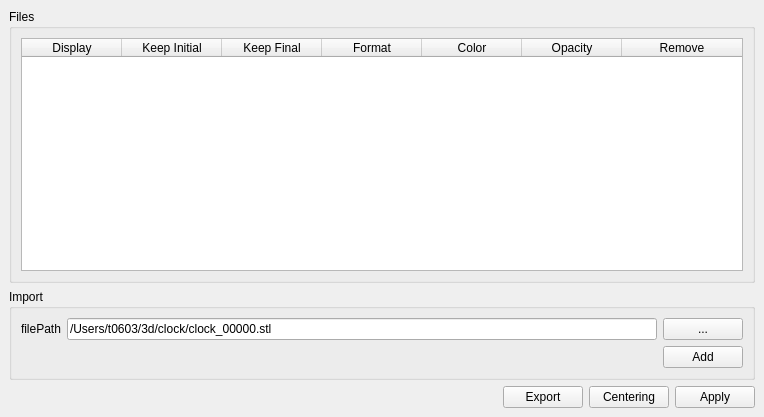
Qt form Widgets/MergePanel.ui (CCSEPBVR/CS-IS-PBVR) before a commit.
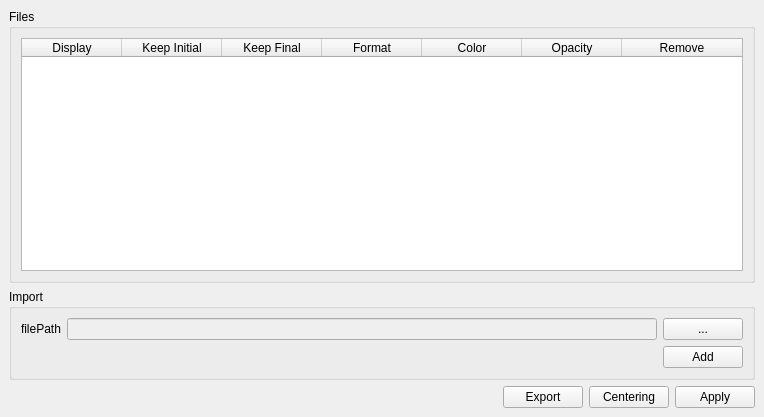
The same form after that commit.

Commit message: ファイルパスを直接入力できないように修正

Patch:
```diff
--- a/Widgets/MergePanel.ui
+++ b/Widgets/MergePanel.ui
@@ -23,8 +23,11 @@
       <layout class="QGridLayout" name="gridLayout_3">
        <item row="0" column="1">
         <widget class="QLineEdit" name="importFilesPathLEdit">
+         <property name="enabled">
+          <bool>false</bool>
+         </property>
          <property name="text">
-          <string>/Users/t0603/3d/clock/clock_00000.stl</string>
+          <string/>
          </property>
         </widget>
        </item>
```
